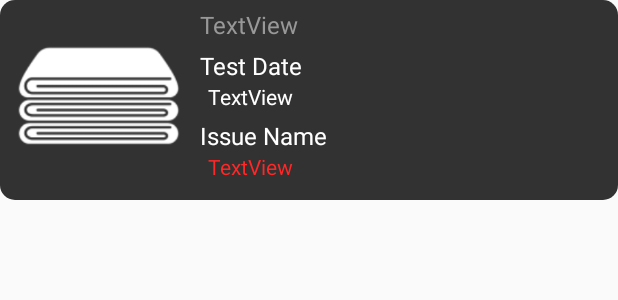
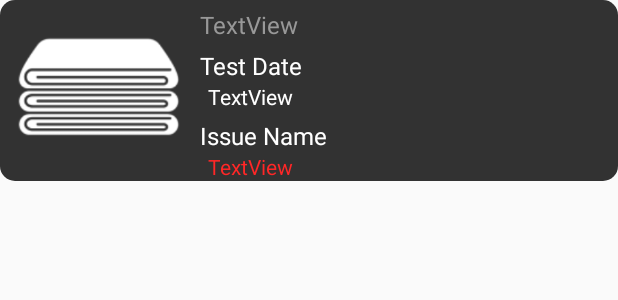
Before and after one commit to YangJJune/NaD_Automatic-Fabric-Check-using-AI, an Android app: the layout defect_row.xml on its own in the app's theme, with its tools: preview values and no code run, on a phone screen of 412 x 824 dp. Shown: the top 300 px of the screen. Run offline under Robolectric (Android 15) with nearby library versions, the phone set to English and light mode, and no system bars; network calls fail.

Commit message:
20231201

```diff
--- a/frontend/app/build.gradle
+++ b/frontend/app/build.gradle
@@ -45,4 +45,6 @@ dependencies {
     testImplementation 'junit:junit:4.13.2'
     androidTestImplementation 'androidx.test.ext:junit:1.1.5'
     androidTestImplementation 'androidx.test.espresso:espresso-core:3.5.1'
+    implementation 'com.github.bumptech.glide:glide:4.13.0'
+    annotationProcessor 'com.github.bumptech.glide:compiler:4.13.0'
 }
--- a/frontend/app/src/main/java/nad/fabric/defectAdapter.kt
+++ b/frontend/app/src/main/java/nad/fabric/defectAdapter.kt
@@ -1,11 +1,14 @@
 package nad.fabric
 
 import android.view.LayoutInflater
+import android.view.View
 import android.view.ViewGroup
 import androidx.recyclerview.widget.RecyclerView
+import com.bumptech.glide.Glide
 import nad.fabric.databinding.DefectRowBinding
 
 class defectAdapter(val data:ArrayList<defectData>): RecyclerView.Adapter<defectAdapter.ViewHolder>() {
+    lateinit var parentView: View
     interface OnItemClickListener{
         fun OnItemClick(fData:defectData)
     }
@@ -21,6 +24,7 @@ class defectAdapter(val data:ArrayList<defectData>): RecyclerView.Adapter<defect
 
     override fun onCreateViewHolder(parent: ViewGroup, viewType: Int): ViewHolder {
         val view = DefectRowBinding.inflate(LayoutInflater.from(parent.context),parent,false)
+        parentView = parent.rootView
         return ViewHolder(view)
     }
 
@@ -32,5 +36,6 @@ class defectAdapter(val data:ArrayList<defectData>): RecyclerView.Adapter<defect
         holder.binding.issueName.text = data[position].issue_name
         holder.binding.errorName.text = data[position].id
         holder.binding.testDate.text = data[position].date
+        Glide.with(parentView).load("http://49.173.62.69:8080/"+data[position].image_path).into(holder.binding.imageView6)
     }
 }
--- a/frontend/app/src/main/res/layout/defect_row.xml
+++ b/frontend/app/src/main/res/layout/defect_row.xml
@@ -8,7 +8,11 @@
     <ImageView
         android:id="@+id/imageView6"
         android:layout_width="125dp"
-        android:layout_height="wrap_content"
+        android:layout_height="100dp"
+        android:layout_marginStart="10dp"
+        app:layout_constraintBottom_toBottomOf="parent"
+        app:layout_constraintTop_toTopOf="parent"
+        app:layout_constraintVertical_bias="0.5"
         app:srcCompat="@drawable/example_fabric" />
 
     <TextView
```
Also changed, not shown: frontend/app/src/main/java/nad/fabric/fabricAdapter.kt (+7 -3 lines), frontend/app/src/main/java/nad/fabric/moreErrorsActivity.kt (+6 -3 lines).
